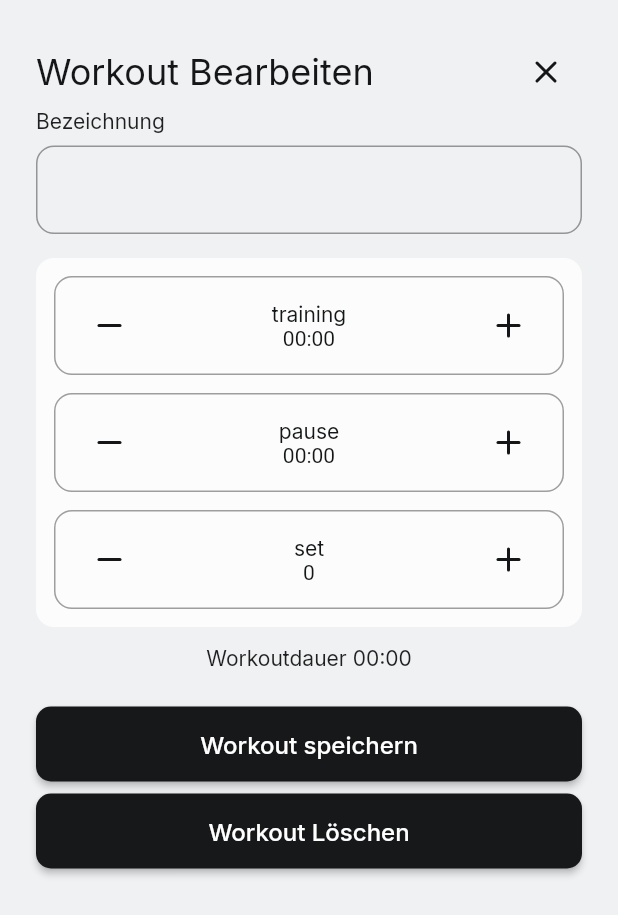
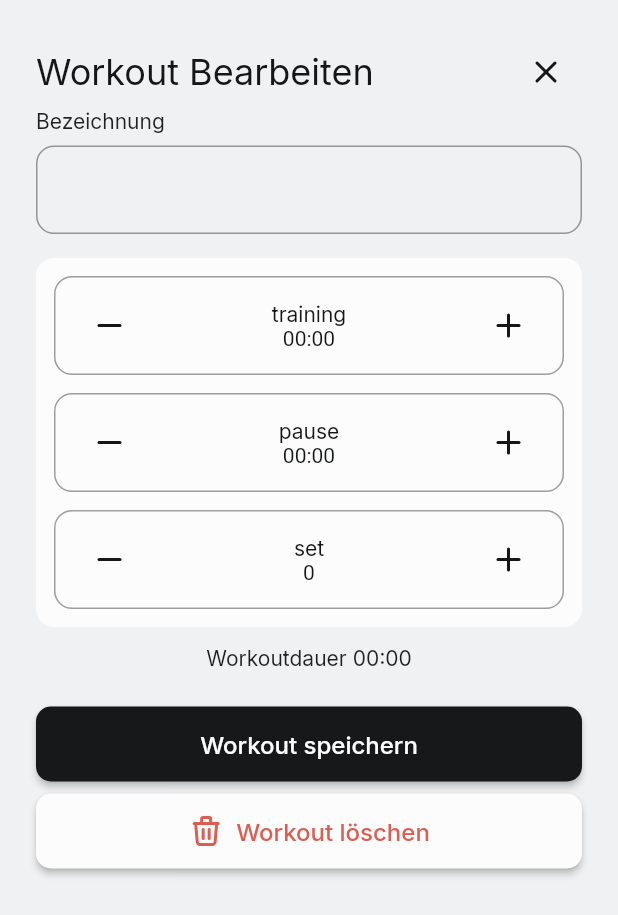
Before and after one commit to NkITaa/interval_timer, a Flutter app: what buildEditWorkoutDialog() shows on an empty page, opened directly with empty values, on a phone screen of 412 x 824 dp. Shown: the top 915 px of the screen. Run offline on Flutter 3.47's test engine with Material 2 defaults, Android fonts, the phone set to English and light mode, and no system bars; our stand-ins replace confetti, flutter_tabler_icons, google_fonts, hive, hive_flutter, scroll_snap_list; accounts and stored records are empty; generated files the repository leaves out were written again.

Commit message:
refactor workouts delete button

```diff
--- a/lib/components/dialogs.dart
+++ b/lib/components/dialogs.dart
@@ -298,6 +298,9 @@ class Dialogs {
                     height: 50,
                     child: ElevatedButton(
                       style: ElevatedButton.styleFrom(
+                        backgroundColor: MyApp.of(context).isDarkMode()
+                            ? darkNeutral100
+                            : lightNeutral0,
                         shape: RoundedRectangleBorder(
                           borderRadius: BorderRadius.circular(10),
                         ),
@@ -307,8 +310,25 @@ class Dialogs {
                         setListState();
                         Navigator.pop(context);
                       },
-                      child: Text(AppLocalizations.of(context)!.workouts_delete,
-                          style: const TextStyle(fontSize: 16)),
+                      child: Row(
+                        mainAxisAlignment: MainAxisAlignment.center,
+                        children: [
+                          Icon(
+                            TablerIcons.trash,
+                            size: 24,
+                            color: MyApp.of(context).isDarkMode()
+                                ? lightError600
+                                : darkError600,
+                          ),
+                          const SizedBox(width: 8),
+                          Text(AppLocalizations.of(context)!.workouts_delete,
+                              style: TextStyle(
+                                  fontSize: 16,
+                                  color: MyApp.of(context).isDarkMode()
+                                      ? lightError600
+                                      : darkError600)),
+                        ],
+                      ),
                     ),
                   )
                 : const SizedBox(),
--- a/lib/l10n/app_en.arb
+++ b/lib/l10n/app_en.arb
@@ -19,7 +19,7 @@
     "workouts_search_no_results_two": "Erstelle jetzt Dein erstes Workout und starte Dein Training!",
     "workouts_edit": "Workout Bearbeiten",
     "workouts_create": "Workout erstellen",
-    "workouts_delete": "Workout Löschen",
+    "workouts_delete": "Workout löschen",
     "workouts_delete_confirm": "Workout wirklich löschen?",
     "workouts_delete_cancel": "Abbrechen",
     "workouts_delete_ok": "Löschen",
```
Also changed, not shown: 1 other file.
